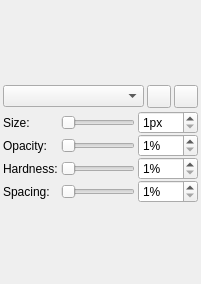
First picture: the form in src/client/ui/simplesettings.ui, repository drawpile/Drawpile, before the edit.
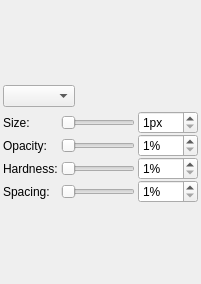
Second picture: the form after the edit. Icons and pictures are not drawn. Custom widgets are drawn as their Qt base class.

Commit message:
New dab mode button style
Separate toggle buttons for dab modes and Breeze style icons.
The old buttons were very easy to overlook. Hopefully the new design
will make it more apparent that there are clickable buttons here.

The edit to the form file:
```diff
--- a/src/client/ui/simplesettings.ui
+++ b/src/client/ui/simplesettings.ui
@@ -51,47 +51,159 @@
    <item>
     <layout class="QHBoxLayout" name="brushopts">
      <property name="spacing">
-      <number>3</number>
+      <number>10</number>
      </property>
      <property name="topMargin">
       <number>0</number>
      </property>
      <item>
-      <widget class="QComboBox" name="blendmode">
-       <property name="sizePolicy">
-        <sizepolicy hsizetype="Preferred" vsizetype="Fixed">
-         <horstretch>1</horstretch>
-         <verstretch>0</verstretch>
-        </sizepolicy>
-       </property>
-      </widget>
+      <widget class="QComboBox" name="blendmode"/>
      </item>
      <item>
-      <widget class="QToolButton" name="incremental">
-       <property name="toolTip">
-        <string>Incremental drawing</string>
+      <spacer name="horizontalSpacer">
+       <property name="orientation">
+        <enum>Qt::Horizontal</enum>
        </property>
-       <property name="icon">
-        <iconset resource="icons/builtin/builtin.qrc">
-         <normaloff>:/icons/builtin/incremental.png</normaloff>:/icons/builtin/incremental.png</iconset>
+       <property name="sizeHint" stdset="0">
+        <size>
+         <width>40</width>
+         <height>20</height>
+        </size>
        </property>
-       <property name="checkable">
-        <bool>true</bool>
+      </spacer>
+     </item>
+     <item>
+      <widget class="QWidget" name="widget_2" native="true">
+       <property name="minimumSize">
+        <size>
+         <width>20</width>
+         <height>0</height>
+        </size>
        </property>
+       <layout class="QHBoxLayout" name="horizontalLayout_2">
+        <property name="spacing">
+         <number>0</number>
+        </property>
+        <property name="leftMargin">
+         <number>0</number>
+        </property>
+        <property name="topMargin">
+         <number>0</number>
+        </property>
+        <property name="rightMargin">
+         <number>0</number>
+        </property>
+        <property name="bottomMargin">
+         <number>0</number>
+        </property>
+        <item>
+         <widget class="QToolButton" name="paintmodeSmoothedge">
+          <property name="toolTip">
+           <string>Smooth edge</string>
+          </property>
+          <property name="icon">
+           <iconset resource="icons/builtin/builtin.qrc">
+            <normaloff>:/icons/builtin/paintmode-smoothedge.svg</normaloff>:/icons/builtin/paintmode-smoothedge.svg</iconset>
+          </property>
+          <property name="checkable">
+           <bool>true</bool>
+          </property>
+          <property name="autoExclusive">
+           <bool>true</bool>
+          </property>
+          <property name="autoRaise">
+           <bool>true</bool>
+          </property>
+         </widget>
+        </item>
+        <item>
+         <widget class="QToolButton" name="paintmodeHardedge">
+          <property name="toolTip">
+           <string>Hard edge</string>
+          </property>
+          <property name="icon">
+           <iconset resource="icons/builtin/builtin.qrc">
+            <normaloff>:/icons/builtin/paintmode-hardedge.svg</normaloff>:/icons/builtin/paintmode-hardedge.svg</iconset>
+          </property>
+          <property name="checkable">
+           <bool>true</bool>
+          </property>
+          <property name="autoExclusive">
+           <bool>true</bool>
+          </property>
+          <property name="autoRaise">
+           <bool>true</bool>
+          </property>
+         </widget>
+        </item>
+       </layout>
       </widget>
      </item>
      <item>
-      <widget class="QToolButton" name="hardedge">
-       <property name="toolTip">
-        <string>Hard edge</string>
+      <widget class="QWidget" name="widget" native="true">
+       <property name="minimumSize">
+        <size>
+         <width>20</width>
+         <height>0</height>
+        </size>
        </property>
-       <property name="icon">
-        <iconset resource="icons/builtin/builtin.qrc">
-         <normaloff>:/icons/builtin/hardedge.png</normaloff>:/icons/builtin/hardedge.png</iconset>
-       </property>
-       <property name="checkable">
-        <bool>true</bool>
-       </property>
+       <layout class="QHBoxLayout" name="horizontalLayout">
+        <property name="spacing">
+         <number>0</number>
+        </property>
+        <property name="leftMargin">
+         <number>0</number>
+        </property>
+        <property name="topMargin">
+         <number>0</number>
+        </property>
+        <property name="rightMargin">
+         <number>0</number>
+        </property>
+        <property name="bottomMargin">
+         <number>0</number>
+        </property>
+        <item>
+         <widget class="QToolButton" name="paintmodeIndirect">
+          <property name="toolTip">
+           <string>Indirect drawing</string>
+          </property>
+          <property name="icon">
+           <iconset resource="icons/builtin/builtin.qrc">
+            <normaloff>:/icons/builtin/paintmode-indirect.svg</normaloff>:/icons/builtin/paintmode-indirect.svg</iconset>
+          </property>
+          <property name="checkable">
+           <bool>true</bool>
+          </property>
+          <property name="autoExclusive">
+           <bool>true</bool>
+          </property>
+          <property name="autoRaise">
+           <bool>true</bool>
+          </property>
+         </widget>
+        </item>
+        <item>
+         <widget class="QToolButton" name="paintmodeIncremental">
+          <property name="toolTip">
+           <string>Incremental drawing</string>
+          </property>
+          <property name="icon">
+           <iconset resource="icons/builtin/builtin.qrc">
+            <normaloff>:/icons/builtin/paintmode-incremental.svg</normaloff>:/icons/builtin/paintmode-incremental.svg</iconset>
+          </property>
+          <property name="checkable">
+           <bool>true</bool>
+          </property>
+          <property name="autoExclusive">
+           <bool>true</bool>
+          </property>
+          <property name="autoRaise">
+           <bool>true</bool>
+          </property>
+         </widget>
+        </item>
+       </layout>
       </widget>
      </item>
     </layout>
```
Left out of the diff: 4 changed lines with no effect on the pictures. The commit also changes 12 other files.
